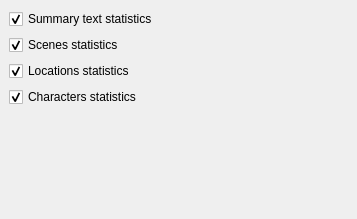
Old version of the form src/bin/scenarist-desktop/UserInterfaceLayer/Statistics/StatisticsSettings.ui in the repository dimkanovikov/KITScenarist.
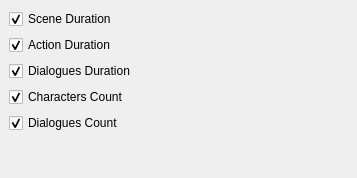
New version of the form.

Commit message: Implemented story structure analisys plot

Patch:
```diff
--- a/src/bin/scenarist-desktop/UserInterfaceLayer/Statistics/StatisticsSettings.ui
+++ b/src/bin/scenarist-desktop/UserInterfaceLayer/Statistics/StatisticsSettings.ui
@@ -7,14 +7,14 @@
     <x>0</x>
     <y>0</y>
     <width>357</width>
-    <height>219</height>
+    <height>178</height>
    </rect>
   </property>
   <property name="windowTitle">
    <string>StackedWidget</string>
   </property>
   <property name="currentIndex">
-   <number>1</number>
+   <number>6</number>
   </property>
   <widget class="QWidget" name="page_0"/>
   <widget class="QWidget" name="page_1">
@@ -262,6 +262,73 @@
     </item>
    </layout>
   </widget>
+  <widget class="QWidget" name="eventPlotPage">
+   <layout class="QVBoxLayout" name="verticalLayout">
+    <item>
+     <widget class="QCheckBox" name="storyStructureAnalisysSceneChron">
+      <property name="text">
+       <string>Scene Duration</string>
+      </property>
+      <property name="checked">
+       <bool>true</bool>
+      </property>
+     </widget>
+    </item>
+    <item>
+     <widget class="QCheckBox" name="storyStructureAnalisysActionChron">
+      <property name="text">
+       <string>Action Duration</string>
+      </property>
+      <property name="checked">
+       <bool>true</bool>
+      </property>
+     </widget>
+    </item>
+    <item>
+     <widget class="QCheckBox" name="storyStructureAnalisysDialoguesChron">
+      <property name="text">
+       <string>Dialogues Duration</string>
+      </property>
+      <property name="checked">
+       <bool>true</bool>
+      </property>
+     </widget>
+    </item>
+    <item>
+     <widget class="QCheckBox" name="storyStructureAnalisysCharactersCount">
+      <property name="text">
+       <string>Characters Count</string>
+      </property>
+      <property name="checked">
+       <bool>true</bool>
+      </property>
+     </widget>
+    </item>
+    <item>
+     <widget class="QCheckBox" name="storyStructureAnalisysDialoguesCount">
+      <property name="text">
+       <string>Dialogues Count</string>
+      </property>
+      <property name="checked">
+       <bool>true</bool>
+      </property>
+     </widget>
+    </item>
+    <item>
+     <spacer name="verticalSpacer">
+      <property name="orientation">
+       <enum>Qt::Vertical</enum>
+      </property>
+      <property name="sizeHint" stdset="0">
+       <size>
+        <width>20</width>
+        <height>38</height>
+       </size>
+      </property>
+     </spacer>
+    </item>
+   </layout>
+  </widget>
  </widget>
  <resources/>
  <connections/>
```
Left out of the diff: 30 changed lines with no effect on the pictures. The commit also changes 36 other files.
